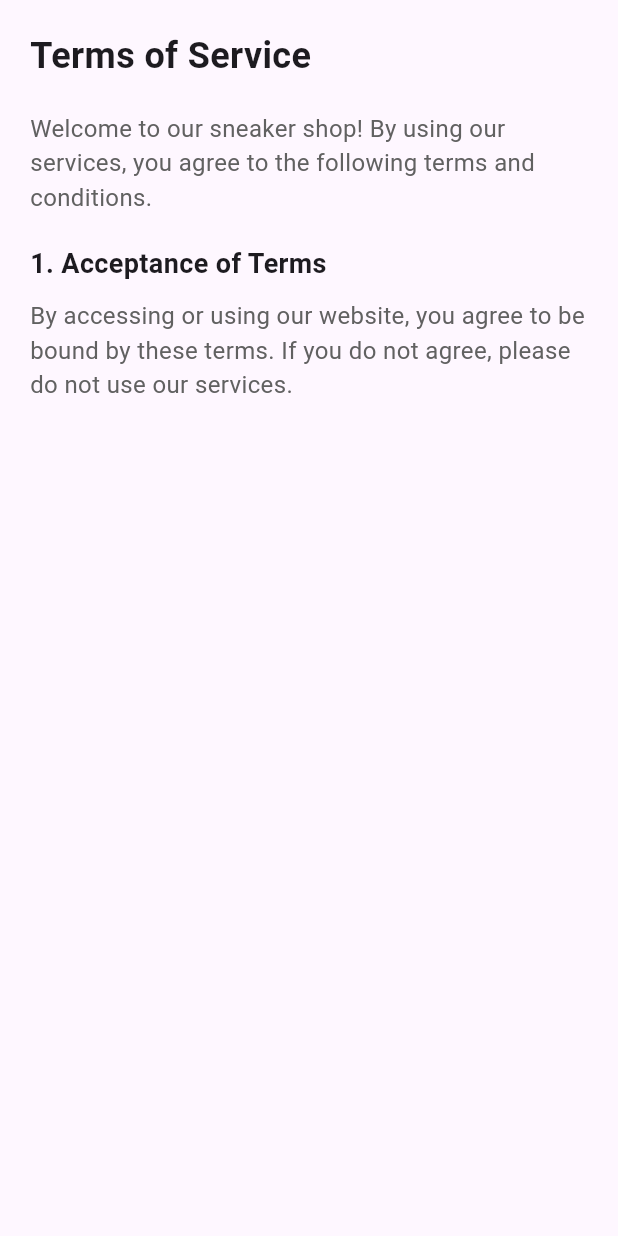
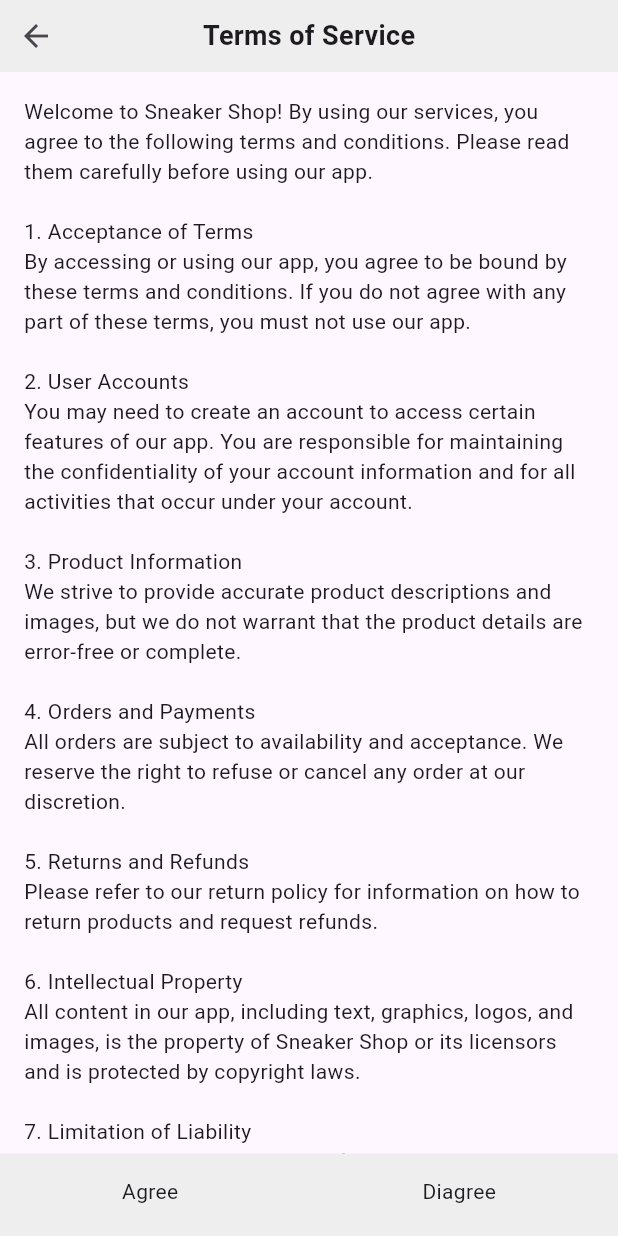
Before and after one commit to SardarHossaini/Sneaker-Shop, a Flutter app: the TermService screen opened directly, on a phone screen of 412 x 824 dp. Run offline on Flutter 3.47's test engine with Material 3 defaults, Android fonts, the phone set to English and light mode, and no system bars; our stand-ins replace google_nav_bar; missing offline and left inert: flutter_carousel_slider; Roboto replaces fonts that are missing (Poppins).

Commit message:
finish the page of termService

```diff
--- a/lib/pages/termService.dart
+++ b/lib/pages/termService.dart
@@ -6,32 +6,73 @@ class TermService extends StatelessWidget {
   @override
   Widget build(BuildContext context) {
     return Scaffold(
-      body: SingleChildScrollView(
-        padding: const EdgeInsets.all(20),
+      body: SafeArea(
         child: Column(
-          crossAxisAlignment: CrossAxisAlignment.start,
           children: [
-            Text(
-              "Terms of Service",
-              style: TextStyle(fontSize: 24, fontWeight: FontWeight.bold),
+            Container(
+              color: Colors.grey.shade200,
+              child: Row(
+                mainAxisAlignment: MainAxisAlignment.spaceBetween,
+                children: [
+                  IconButton(
+                    icon: Icon(Icons.arrow_back),
+                    onPressed: () {
+                      Navigator.pop(context);
+                    },
+                  ),
+                  Text(
+                    "Terms of Service",
+                    style: TextStyle(fontSize: 18, fontWeight: FontWeight.bold),
+                  ),
+                  SizedBox(width: 48), // Placeholder for the back button
+                ],
+              ),
             ),
-            SizedBox(height: 20),
-            Text(
-              "Welcome to our sneaker shop! By using our services, you agree to the following terms and conditions.",
-              style: TextStyle(fontSize: 16, color: Colors.grey[700]),
+            const Expanded(
+              child: SingleChildScrollView(
+                padding: const EdgeInsets.all(16.0),
+                child: Text(
+                    "Welcome to Sneaker Shop! By using our services, you agree to the following terms and conditions. Please read them carefully before using our app.\n\n"
+                    "1. Acceptance of Terms\n"
+                    "By accessing or using our app, you agree to be bound by these terms and conditions. If you do not agree with any part of these terms, you must not use our app.\n\n"
+                    "2. User Accounts\n"
+                    "You may need to create an account to access certain features of our app. You are responsible for maintaining the confidentiality of your account information and for all activities that occur under your account.\n\n"
+                    "3. Product Information\n"
+                    "We strive to provide accurate product descriptions and images, but we do not warrant that the product details are error-free or complete.\n\n"
+                    "4. Orders and Payments\n"
+                    "All orders are subject to availability and acceptance. We reserve the right to refuse or cancel any order at our discretion.\n\n"
+                    "5. Returns and Refunds\n"
+                    "Please refer to our return policy for information on how to return products and request refunds.\n\n"
+                    "6. Intellectual Property\n"
+                    "All content in our app, including text, graphics, logos, and images, is the property of Sneaker Shop or its licensors and is protected by copyright laws.\n\n"
+                    "7. Limitation of Liability\n"
+                    "Sneaker Shop shall not be liable for any direct, indirect, incidental, special, or consequential damages arising from your use of the app.\n\n"
+                    "8. Changes to Terms\n"
+                    "We reserve the right to modify these terms at any time. Your continued use of the app after any changes indicates your acceptance of the new terms.\n\n"),
+              ),
             ),
-            SizedBox(height: 20),
-            Text(
-              "1. Acceptance of Terms",
-              style: TextStyle(fontSize: 18, fontWeight: FontWeight.bold),
-            ),
-            SizedBox(height: 10),
-            Text(
-              "By accessing or using our website, you agree to be bound by these terms. If you do not agree, please do not use our services.",
-              style: TextStyle(fontSize: 16, color: Colors.grey[700]),
-            ),
-            SizedBox(height: 20),
-            // Add more sections as needed
+            Container(
+              padding: EdgeInsets.only(bottom: 20, top: 15),
+              color: Colors.grey.shade200,
+              child: Row(
+                mainAxisAlignment: MainAxisAlignment.spaceAround,
+                children: [
+                  GestureDetector(
+                    onTap: () {
+                      Navigator.pop(context);
+                    },
+                    child: Text(
+                      'Agree',
+                    ),
+                  ),
+                  GestureDetector(
+                      onTap: () {
+                        Navigator.pop(context);
+                      },
+                      child: Text('Diagree'))
+                ],
+              ),
+            )
           ],
         ),
       ),
```
